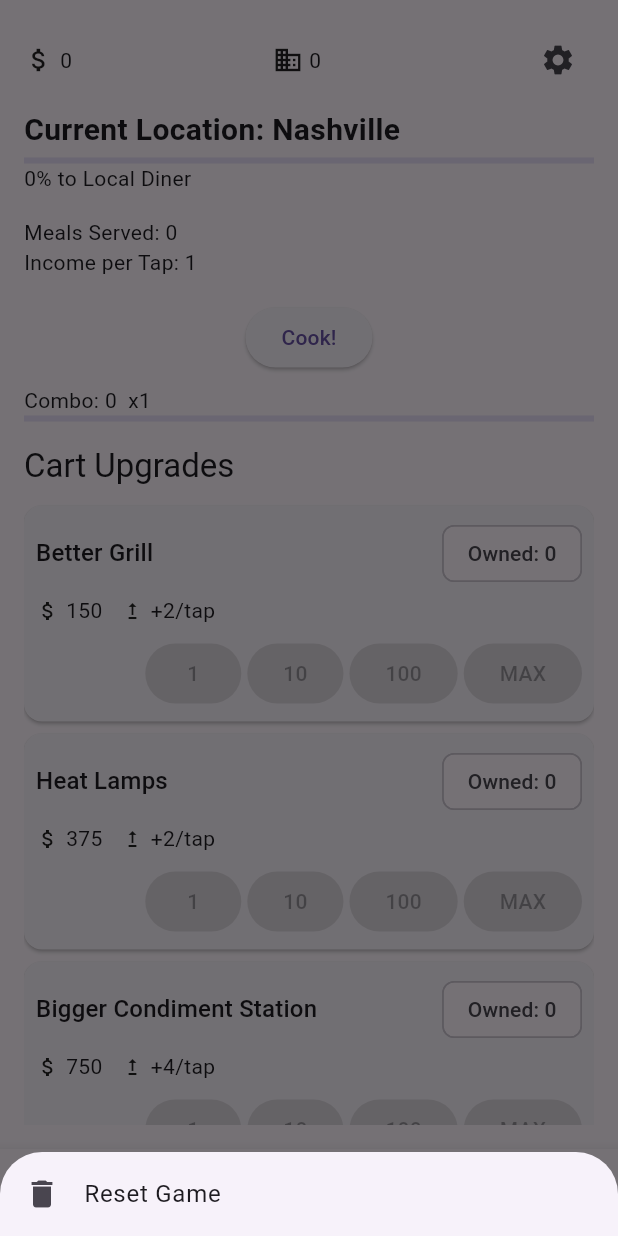
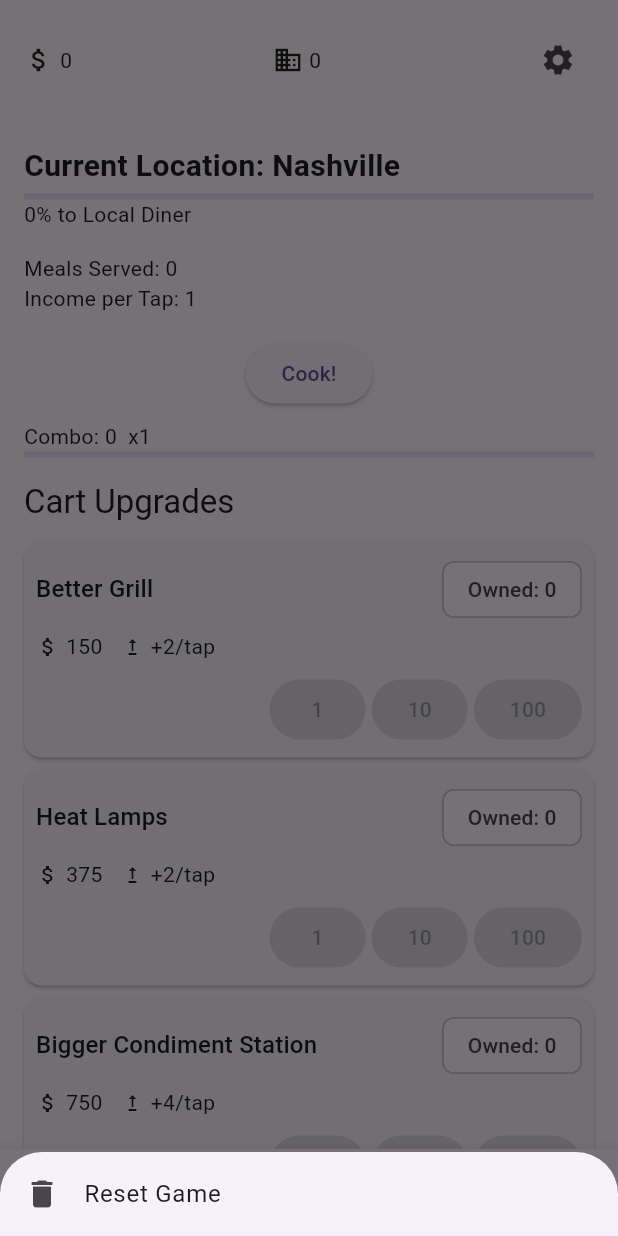
Before and after one commit to zachc71/taptapchef, a Flutter app: the screen it shows after launch, after a tap on the "settings" icon, on a phone screen of 412 x 824 dp. Run offline on Flutter 3.47's test engine with Material 3 defaults, Android fonts, the phone set to English and light mode, and no system bars; our stand-ins replace flutter_riverpod, shared_preferences.

Commit message:
Refine UI layout and remove max buy

```diff
--- a/lib/main.dart
+++ b/lib/main.dart
@@ -357,6 +357,8 @@ class _CounterPageState extends ConsumerState<CounterPage>
         bottomNavigationBar: BottomNavigationBar(
           currentIndex: _navIndex,
           onTap: (i) => setState(() => _navIndex = i),
+          selectedItemColor: Colors.black,
+          unselectedItemColor: Colors.black,
           items: const [
             BottomNavigationBarItem(
                 icon: Icon(Icons.local_fire_department), label: "Kitchen"),
--- a/lib/screens/kitchen_screen.dart
+++ b/lib/screens/kitchen_screen.dart
@@ -39,13 +39,12 @@ class KitchenScreen extends StatelessWidget {
     final availableStaff =
         staffByTier[controller.game.milestoneIndex] ?? {};
 
-    return Padding(
+    return Column(
+      children: [
+        Container(
           padding: const EdgeInsets.all(16),
-      child: SingleChildScrollView(
-        child: Column(
-          crossAxisAlignment: CrossAxisAlignment.start,
-          children: [
-            Row(
+          color: Theme.of(context).scaffoldBackgroundColor,
+          child: Row(
             mainAxisAlignment: MainAxisAlignment.spaceBetween,
             children: [
               Row(
@@ -68,10 +67,16 @@ class KitchenScreen extends StatelessWidget {
               ),
             ],
           ),
-            const SizedBox(height: 8),
+        ),
+        Expanded(
+          child: SingleChildScrollView(
+            padding: const EdgeInsets.all(16),
+            child: Column(
+              crossAxisAlignment: CrossAxisAlignment.start,
+              children: [
                 Text('Current Location: ${controller.game.currentLocation.name}',
-                style:
-                    const TextStyle(fontSize: 20, fontWeight: FontWeight.bold)),
+                    style: const TextStyle(
+                        fontSize: 20, fontWeight: FontWeight.bold)),
                 const SizedBox(height: 4),
                 LinearProgressIndicator(value: progress),
                 Text(finalStage
--- a/lib/widgets/staff_panel.dart
+++ b/lib/widgets/staff_panel.dart
@@ -33,7 +33,6 @@ class StaffPanel extends StatelessWidget {
           final bool affordable = coins >= s.cost;
           final bool affordable10 = coins >= s.cost * 10;
           final bool affordable100 = coins >= s.cost * 100;
-          final int maxAffordable = coins ~/ s.cost;
           return Card(
             margin: const EdgeInsets.symmetric(vertical: 4),
             child: Padding(
@@ -84,13 +83,6 @@ class StaffPanel extends StatelessWidget {
                             affordable100 ? () => onHire(type, 100) : null,
                         child: const Text('100'),
                       ),
-                      const SizedBox(width: 4),
-                      ElevatedButton(
-                        onPressed: maxAffordable > 0
-                            ? () => onHire(type, maxAffordable)
-                            : null,
-                        child: const Text('MAX'),
-                      ),
                     ],
                   ),
                 ],
--- a/lib/widgets/upgrade_panel.dart
+++ b/lib/widgets/upgrade_panel.dart
@@ -27,7 +27,6 @@ class UpgradePanel extends StatelessWidget {
         final bool affordable = currency >= u.cost;
         final bool affordable10 = currency >= u.cost * 10;
         final bool affordable100 = currency >= u.cost * 100;
-        final int maxAffordable = currency ~/ u.cost;
         return Card(
           margin: const EdgeInsets.symmetric(vertical: 4),
           child: Padding(
@@ -78,13 +77,6 @@ class UpgradePanel extends StatelessWidget {
                           affordable100 ? () => onPurchase(u, 100) : null,
                       child: const Text('100'),
                     ),
-                    const SizedBox(width: 4),
-                    ElevatedButton(
-                      onPressed: maxAffordable > 0
-                          ? () => onPurchase(u, maxAffordable)
-                          : null,
-                      child: const Text('MAX'),
-                    ),
                   ],
                 ),
               ],
```
Lines whose indentation alone changed are shown as unchanged.
